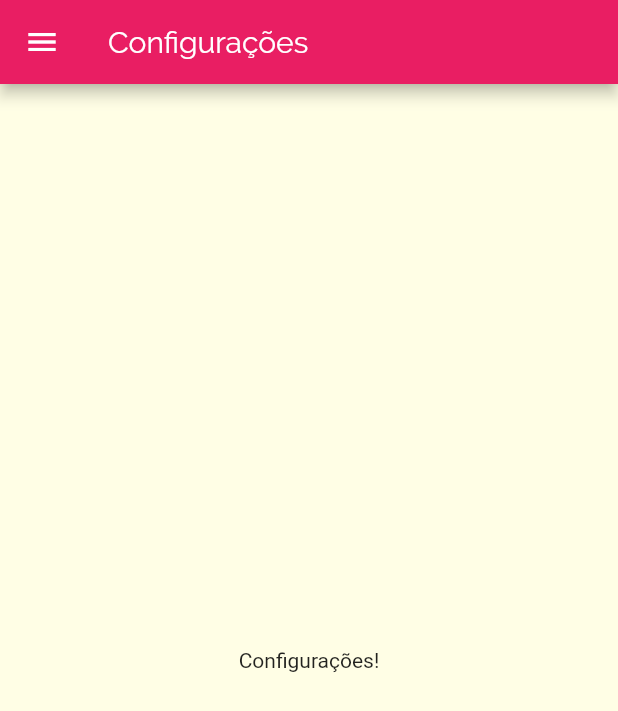
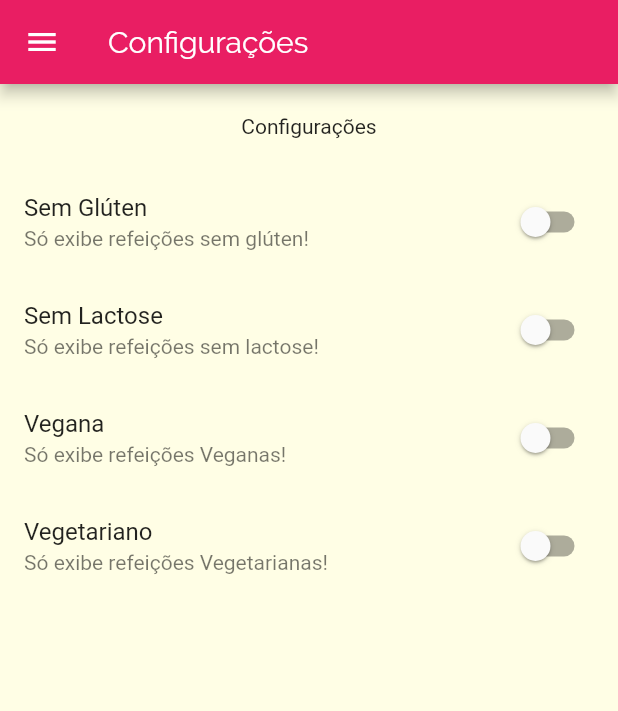
Before and after one commit to gabrielkussler/app-despesas-flutter, a Flutter app: the SettingScreen screen opened by its route, on a phone screen of 412 x 824 dp. Shown: the top 711 px of the screen. Run offline on Flutter 3.47's test engine with Material 2 defaults, Android fonts, the phone set to English and light mode, and no system bars.

```diff
--- /dev/null
+++ b/lib/models/settings.dart
@@ -0,0 +1,13 @@
+class Settings {
+   bool isGlutenFree;
+   bool isLactoseFree;
+   bool isVegan;
+   bool isVegetarian;
+
+   Settings({
+   this.isGlutenFree = false,
+   this.isLactoseFree = false,
+   this.isVegan = false,
+   this.isVegetarian = false,
+});
+}
--- a/lib/screens/settings_screen.dart
+++ b/lib/screens/settings_screen.dart
@@ -1,7 +1,29 @@
 import 'package:flutter/material.dart';
 import '../components/main_drawer.dart';
+import 'package:apprefeicoes/models/settings.dart';
 
-class SettingScreen extends StatelessWidget {
+class SettingScreen extends StatefulWidget {
+  @override
+  State<SettingScreen> createState() => _SettingScreenState();
+}
+
+class _SettingScreenState extends State<SettingScreen> {
+
+  var settings = Settings();
+
+  Widget _createSwitch(
+    String title,
+    String subtitle,
+    bool value,
+    Function onChanged,
+  ) {
+    return SwitchListTile.adaptive(
+      value: value,
+      onChanged: onChanged,
+      title: Text(title),
+      subtitle: Text(subtitle),
+    );
+  }
 
   @override
   Widget build(BuildContext context) {
@@ -10,8 +32,42 @@ class SettingScreen extends StatelessWidget {
         title: Text('Configurações'),
       ),
       drawer: MainDrawer(),
-      body: Center(
-        child: Text('Configurações!'),
+      body: Column(
+        children: [
+          Container(
+            padding: EdgeInsets.all(20),
+            child: Text('Configurações'),
+          ),
+          Expanded(
+              child: ListView(
+            children: [
+              _createSwitch(
+                'Sem Glúten',
+                'Só exibe refeições sem glúten!',
+                settings.isGlutenFree,
+                (value) => setState(() => settings.isGlutenFree = value),
+              ),
+              _createSwitch(
+                'Sem Lactose',
+                'Só exibe refeições sem lactose!',
+                settings.isLactoseFree,
+                (value) => setState(() => settings.isLactoseFree = value),
+              ),
+              _createSwitch(
+                'Vegana',
+                'Só exibe refeições Veganas!',
+                settings.isVegan,
+                (value) => setState(() => settings.isVegan = value),
+              ),
+              _createSwitch(
+                'Vegetariano',
+                'Só exibe refeições Vegetarianas!',
+                settings.isVegetarian,
+                (value) => setState(() => settings.isVegetarian = value),
+              ),
+            ],
+          ))
+        ],
       ),
     );
   }
```
